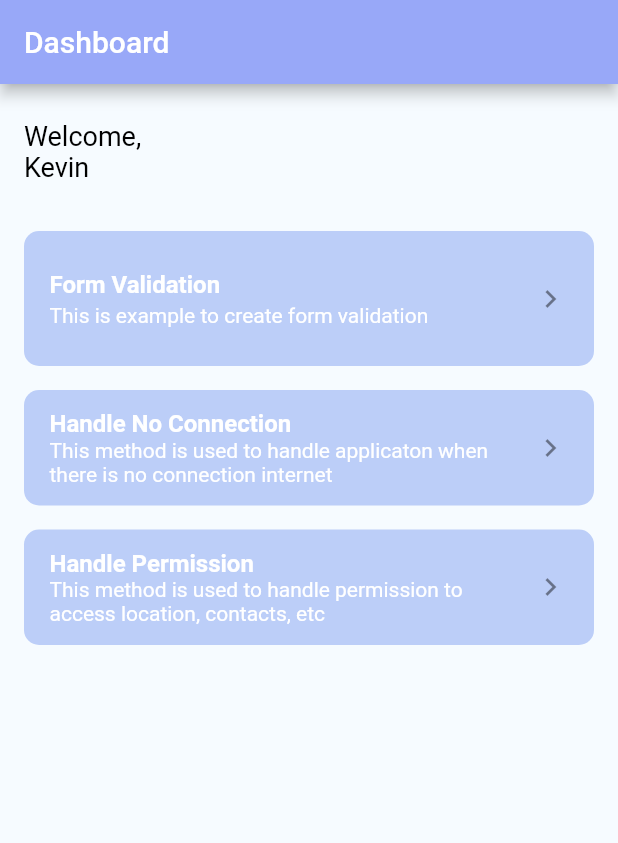
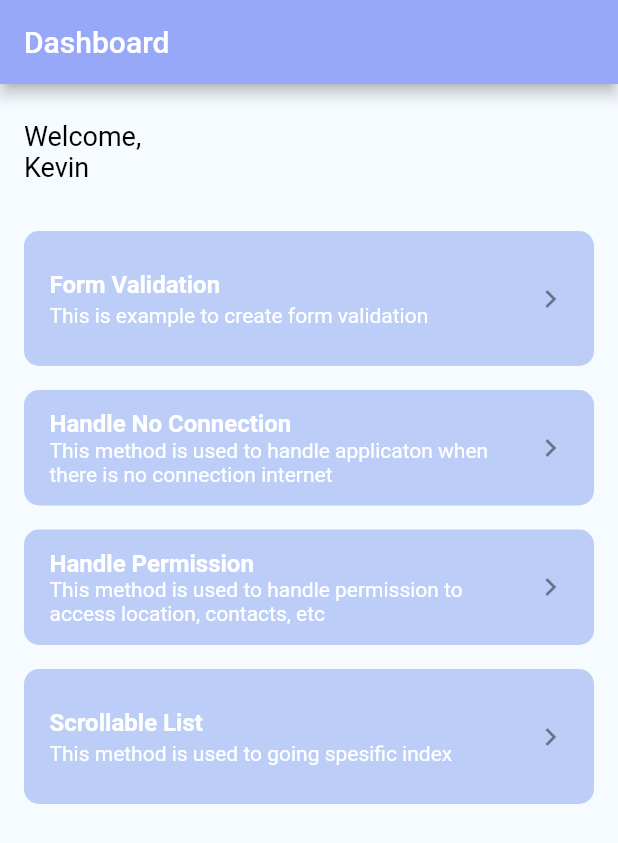
Before and after one commit to kevinrisqi/flutter_mini_projects, a Flutter app: the screen it shows after launch, on a phone screen of 412 x 824 dp. Shown: the top 843 px of the screen. Run offline on Flutter 3.47's test engine with Material 2 defaults, Android fonts, the light colour scheme and no system bars; our stand-ins replace dio, flutter_screenutil, get, hive, hive_flutter, lottie and 2 more; accounts and stored records are empty.

Commit message:
add scrollable list

```diff
--- a/lib/pages/home/home_page.dart
+++ b/lib/pages/home/home_page.dart
@@ -53,6 +53,15 @@ class HomePage extends StatelessWidget {
               Get.toNamed(RouteName.handlePermission);
             },
           ),
+          customListTile(
+            title: 'Scrollable List',
+            subtitle:
+                'This method is used to going spesific index',
+            ontap: () {
+              log('Handle Scrollable has triggered');
+              Get.toNamed(RouteName.scrollable);
+            },
+          ),
         ],
       ),
     );
--- /dev/null
+++ b/lib/pages/scrollable_list/scrollable_list_controller.dart
@@ -0,0 +1,26 @@
+import 'dart:developer';
+
+import 'package:flutter/material.dart';
+import 'package:get/get_state_manager/get_state_manager.dart';
+import 'package:scrollable_positioned_list/scrollable_positioned_list.dart';
+
+class ScrollableListController extends GetxController {
+  final ItemScrollController itemScrollController = ItemScrollController();
+  final ItemPositionsListener itemPositionsListener =
+      ItemPositionsListener.create();
+
+  void scrollJumpTo(int index) {
+    itemScrollController.scrollTo(
+      index: index,
+      duration: Duration(seconds: 2),
+      curve: Curves.easeInOutCubic,
+    );
+  }
+
+  @override
+  void onInit() {
+    itemPositionsListener.itemPositions
+        .addListener(() => log("I'm in position"));
+    super.onInit();
+  }
+}
--- a/lib/routes/route.dart
+++ b/lib/routes/route.dart
@@ -2,6 +2,7 @@ import 'package:flutter_mini_projects/pages/form_validation/form_validation_page
 import 'package:flutter_mini_projects/pages/handle_permission/handle_permission_page.dart';
 import 'package:flutter_mini_projects/pages/home/home_page.dart';
 import 'package:flutter_mini_projects/pages/no_connection/no_connection_main_page.dart';
+import 'package:flutter_mini_projects/pages/scrollable_list/scrollable_list_page.dart';
 import 'package:flutter_mini_projects/routes/bindings.dart';
 import 'package:flutter_mini_projects/routes/route_name.dart';
 import 'package:get/get.dart';
@@ -27,4 +28,9 @@ List<GetPage> pages = [
     page: () => const HandlePermissionPage(),
     binding: HandlePermissionBinding(),
   ),
+  GetPage(
+    name: RouteName.scrollable,
+    page: () => const ScrollableListPage(),
+    binding: ScrollableListBinding(),
+  ),
 ];
--- a/lib/routes/route_name.dart
+++ b/lib/routes/route_name.dart
@@ -4,4 +4,5 @@ abstract class RouteName {
   static const formValidation = '/form-validation';
   static const noConnection = '/no-connection';
   static const handlePermission = '/handle-permission';
+  static const scrollable = '/scrollable';
 }
--- a/pubspec.yaml
+++ b/pubspec.yaml
@@ -36,6 +36,8 @@ dependencies:
   hive: ^2.2.3
   hive_flutter: ^1.1.0
   lottie: ^1.4.2
+  permission_handler: ^10.2.0
+  scrollable_positioned_list: ^0.3.5
 
 dev_dependencies:
   flutter_lints: ^2.0.0
```
Also changed, not shown: lib/pages/handle_permission/handle_permission_controller.dart (+25 -3 lines), lib/pages/handle_permission/handle_permission_page.dart (+6 -2 lines), lib/pages/scrollable_list/scrollable_list_page.dart (added, +72 -0 lines), lib/routes/bindings.dart (+7 -0 lines), pubspec.lock, 6 other files.
